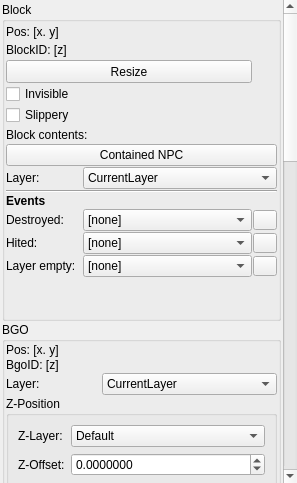
The window that Editor/main_window/dock/lvl_item_properties.ui (WohlSoft/Moondust-Project) describes before a commit, drawn with Qt 5.
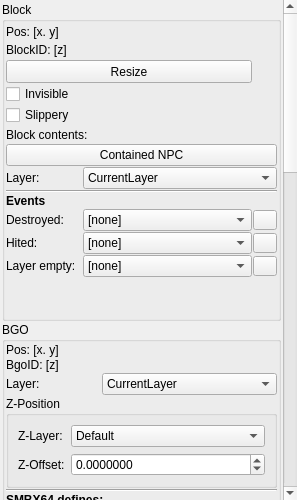
The same window after the commit. Icons and pictures are not drawn.

Commit message: Correcting of minimal height of properties toolbox

```diff
--- a/Editor/main_window/dock/lvl_item_properties.ui
+++ b/Editor/main_window/dock/lvl_item_properties.ui
@@ -7,13 +7,13 @@
     <x>0</x>
     <y>0</y>
     <width>297</width>
-    <height>483</height>
+    <height>500</height>
    </rect>
   </property>
   <property name="minimumSize">
    <size>
     <width>297</width>
-    <height>483</height>
+    <height>500</height>
    </size>
   </property>
   <property name="focusPolicy">
@@ -61,8 +61,8 @@
         <rect>
          <x>0</x>
          <y>0</y>
-         <width>282</width>
-         <height>1549</height>
+         <width>283</width>
+         <height>1555</height>
         </rect>
        </property>
        <layout class="QVBoxLayout" name="verticalLayout">
```
